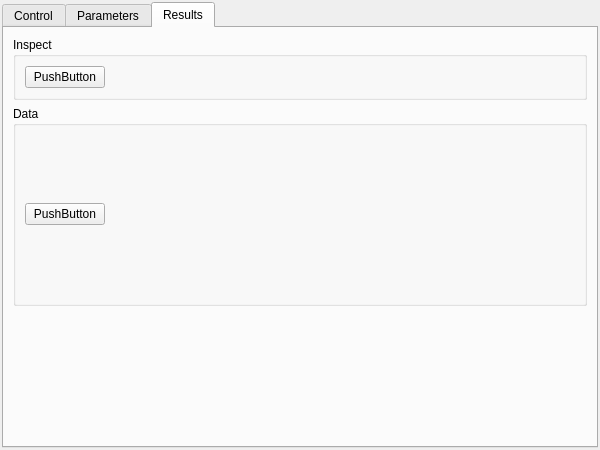
DTOcean/dtocean-app, file designer/shared/advancedposition.ui: the form before one commit.
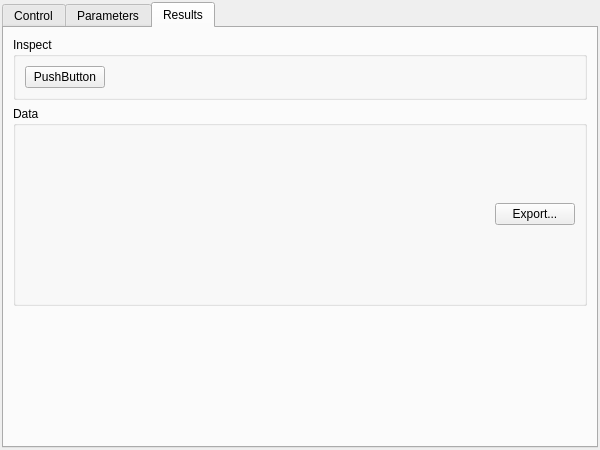
The form after the commit.

Commit message: Add data export button for results table

The edit to the form file:
```diff
--- a/designer/shared/advancedposition.ui
+++ b/designer/shared/advancedposition.ui
@@ -453,19 +453,6 @@
             <property name="sizeConstraint">
              <enum>QLayout::SetDefaultConstraint</enum>
             </property>
-            <item>
-             <widget class="QPushButton" name="pushButton_2">
-              <property name="sizePolicy">
-               <sizepolicy hsizetype="Fixed" vsizetype="Fixed">
-                <horstretch>0</horstretch>
-                <verstretch>0</verstretch>
-               </sizepolicy>
-              </property>
-              <property name="text">
-               <string>PushButton</string>
-              </property>
-             </widget>
-            </item>
             <item>
              <spacer name="horizontalSpacer_5">
               <property name="orientation">
@@ -479,6 +466,19 @@
               </property>
              </spacer>
             </item>
+            <item>
+             <widget class="QPushButton" name="dataExportButton">
+              <property name="sizePolicy">
+               <sizepolicy hsizetype="Fixed" vsizetype="Fixed">
+                <horstretch>0</horstretch>
+                <verstretch>0</verstretch>
+               </sizepolicy>
+              </property>
+              <property name="text">
+               <string>Export...</string>
+              </property>
+             </widget>
+            </item>
            </layout>
           </item>
          </layout>
```
The commit also changes 1 other file.
